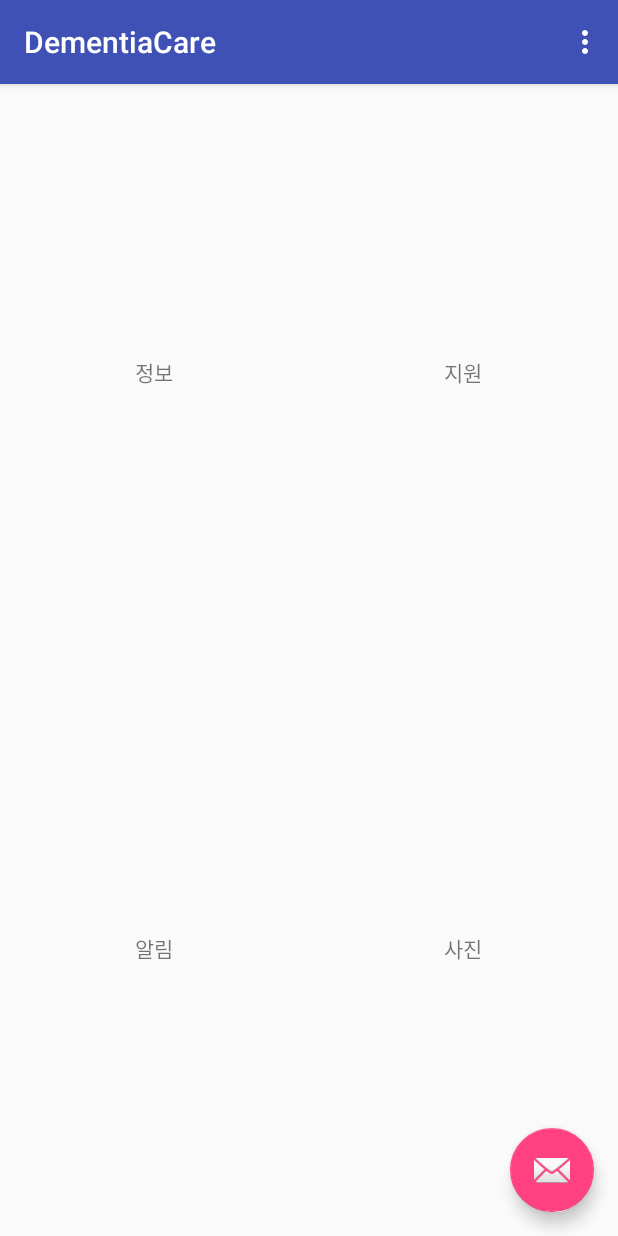
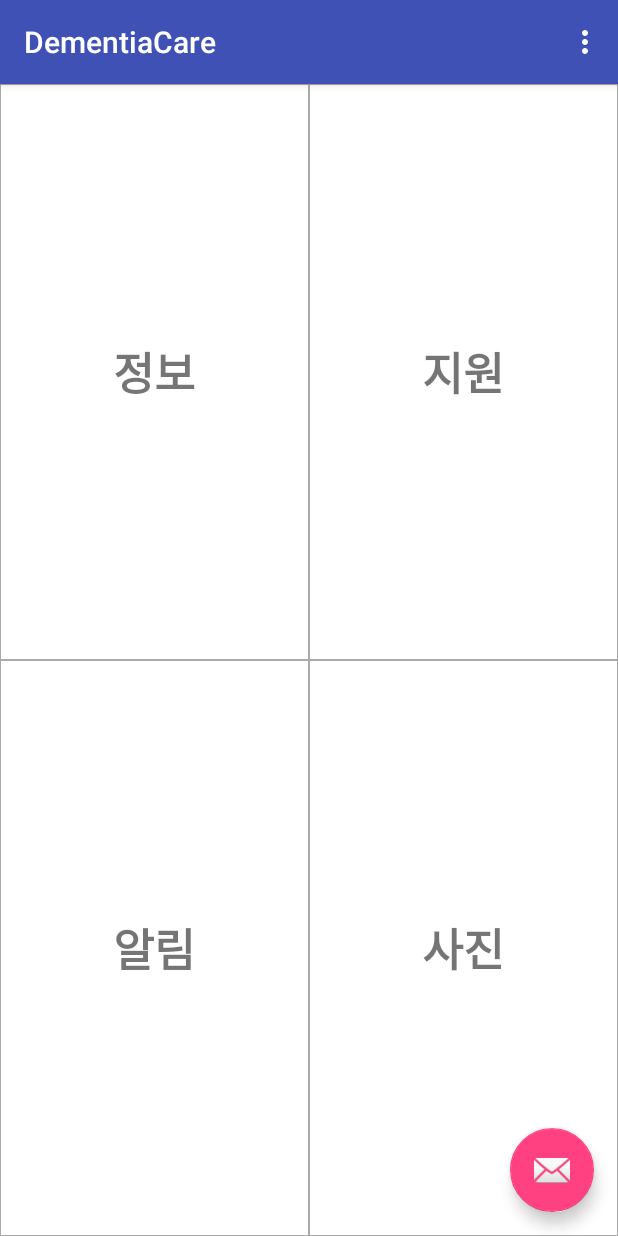
Before and after one commit to KyungmoSung/DementiaCare_Android, an Android app: the screen it shows after launch (MainActivity), on a phone screen of 412 x 824 dp. Run offline under Robolectric (Android 15) with nearby library versions, the light colour scheme and no system bars; our stand-ins replace ButterKnife.

Commit message:
Create sub menu activities and layouts, Add click action for each menu

```diff
--- a/app/build.gradle
+++ b/app/build.gradle
@@ -5,7 +5,7 @@
     buildToolsVersion "25.0.2"
     defaultConfig {
         applicationId "com.example.sung.dementiacare"
-        minSdkVersion 15
+        minSdkVersion 16
         targetSdkVersion 25
         versionCode 1
         versionName "1.0"
@@ -27,6 +27,7 @@
     compile 'com.android.support:appcompat-v7:25.3.1'
     compile 'com.android.support.constraint:constraint-layout:1.0.2'
     compile 'com.android.support:design:25.3.1'
+    compile 'com.github.barteksc:android-pdf-viewer:2.7.0'
     testCompile 'junit:junit:4.12'
     compile 'com.jakewharton:butterknife:8.8.1'
     annotationProcessor 'com.jakewharton:butterknife-compiler:8.8.1'
--- a/app/src/main/AndroidManifest.xml
+++ b/app/src/main/AndroidManifest.xml
@@ -19,6 +19,10 @@
                 <category android:name="android.intent.category.LAUNCHER" />
             </intent-filter>
         </activity>
+        <activity android:name=".SubMenuInformationActivity"/>
+        <activity android:name=".SubMenuSupportActivity"/>
+        <activity android:name=".SubMenuNotificationActivity"/>
+        <activity android:name=".SubMenuPictureActivity"/>
     </application>
 
 </manifest>
--- a/app/src/main/res/layout/activity_main.xml
+++ b/app/src/main/res/layout/activity_main.xml
@@ -20,7 +20,7 @@
 
     </android.support.design.widget.AppBarLayout>
 
-    <include layout="@layout/content_main" />
+    <include layout="@layout/content_menu" />
 
     <android.support.design.widget.FloatingActionButton
         android:id="@+id/fab"
--- a/app/src/main/res/layout/content_main.xml
+++ b/app/src/main/res/layout/content_menu.xml
@@ -13,14 +13,18 @@
         android:layout_width="match_parent"
         android:layout_height="match_parent"
         android:layout_weight=".5"
+        android:background="@android:color/darker_gray"
         android:orientation="horizontal"
         tools:layout_editor_absoluteX="8dp"
         tools:layout_editor_absoluteY="8dp">
 
         <LinearLayout
+            android:id="@+id/layout_information"
             android:layout_width="match_parent"
             android:layout_height="match_parent"
+            android:layout_margin="0.1dp"
             android:layout_weight=".5"
+            android:background="@android:color/white"
             android:orientation="vertical">
 
             <TextView
@@ -29,13 +33,18 @@
                 android:layout_height="match_parent"
                 android:gravity="center"
                 android:text="정보"
-                android:textAlignment="center" />
+                android:textAlignment="center"
+                android:textSize="30sp"
+                android:textStyle="bold" />
         </LinearLayout>
 
         <LinearLayout
+            android:id="@+id/layout_support"
             android:layout_width="match_parent"
             android:layout_height="match_parent"
+            android:layout_margin="0.1dp"
             android:layout_weight=".5"
+            android:background="@android:color/white"
             android:orientation="vertical">
 
             <TextView
@@ -44,7 +53,9 @@
                 android:layout_height="match_parent"
                 android:gravity="center"
                 android:text="지원"
-                android:textAlignment="center" />
+                android:textAlignment="center"
+                android:textSize="30sp"
+                android:textStyle="bold" />
         </LinearLayout>
     </LinearLayout>
 
@@ -52,12 +63,16 @@
         android:layout_width="match_parent"
         android:layout_height="match_parent"
         android:layout_weight=".5"
+        android:background="@android:color/darker_gray"
         android:orientation="horizontal">
 
         <LinearLayout
+            android:id="@+id/layout_notification"
             android:layout_width="match_parent"
             android:layout_height="match_parent"
+            android:layout_margin="0.1dp"
             android:layout_weight=".5"
+            android:background="@android:color/white"
             android:orientation="vertical">
 
             <TextView
@@ -66,12 +81,16 @@
                 android:layout_height="match_parent"
                 android:gravity="center"
                 android:text="알림"
-                android:textAlignment="center" />
+                android:textAlignment="center"
+                android:textSize="30sp"
+                android:textStyle="bold" />
         </LinearLayout>
 
         <LinearLayout
+            android:id="@+id/layout_picture"
             android:layout_width="match_parent"
             android:layout_height="match_parent"
+            android:layout_margin="0.1dp"
             android:layout_weight=".5"
             android:orientation="vertical">
 
@@ -79,9 +98,12 @@
                 android:id="@+id/textView5"
                 android:layout_width="match_parent"
                 android:layout_height="match_parent"
+                android:background="@android:color/white"
                 android:gravity="center"
                 android:text="사진"
-                android:textAlignment="center" />
+                android:textAlignment="center"
+                android:textSize="30sp"
+                android:textStyle="bold" />
         </LinearLayout>
     </LinearLayout>
 
```
Also changed, not shown: app/src/main/java/com/example/sung/dementiacare/MainActivity.java (+28 -0 lines), app/src/main/java/com/example/sung/dementiacare/SubMenuInformationActivity.java (added, +17 -0 lines), app/src/main/java/com/example/sung/dementiacare/SubMenuNotificationActivity.java (added, +17 -0 lines), app/src/main/java/com/example/sung/dementiacare/SubMenuPictureActivity.java (added, +17 -0 lines), app/src/main/java/com/example/sung/dementiacare/SubMenuSupportActivity.java (added, +17 -0 lines), app/src/main/res/layout/activity_submenu_information.xml (added, +13 -0 lines), app/src/main/res/layout/activity_submenu_notification.xml (added, +13 -0 lines), app/src/main/res/layout/activity_submenu_picture.xml (added, +13 -0 lines), app/src/main/res/layout/activity_submenu_support.xml (added, +13 -0 lines).
